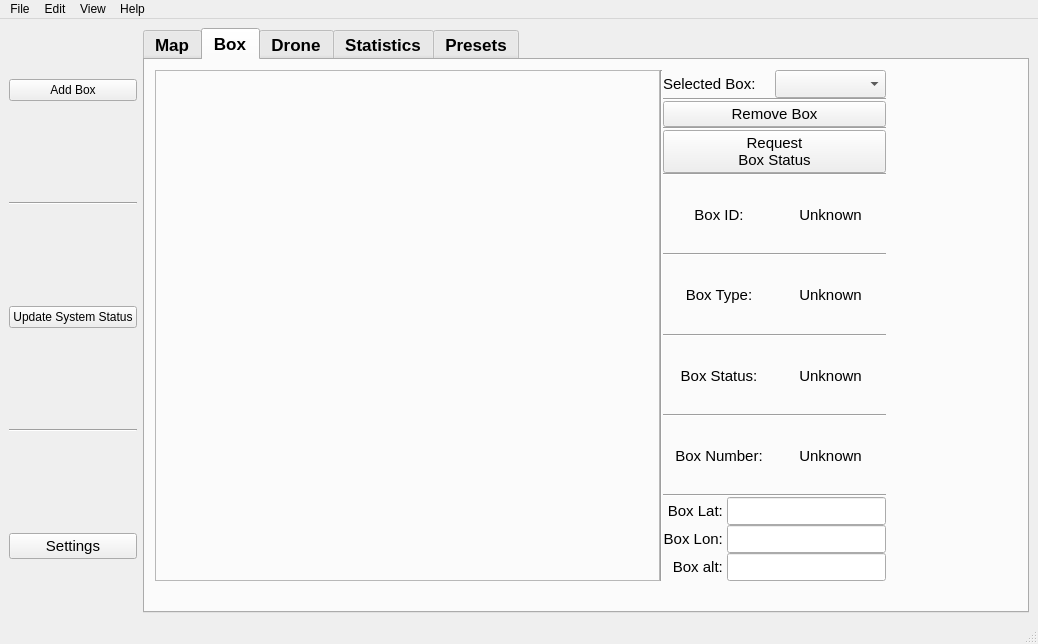
This is ros2_ws/src/hmi/ui/mainwindow.ui in Samwise101/EiRT-AscenD-Robotics as Qt 5 draws it before an edit. The edited form follows.
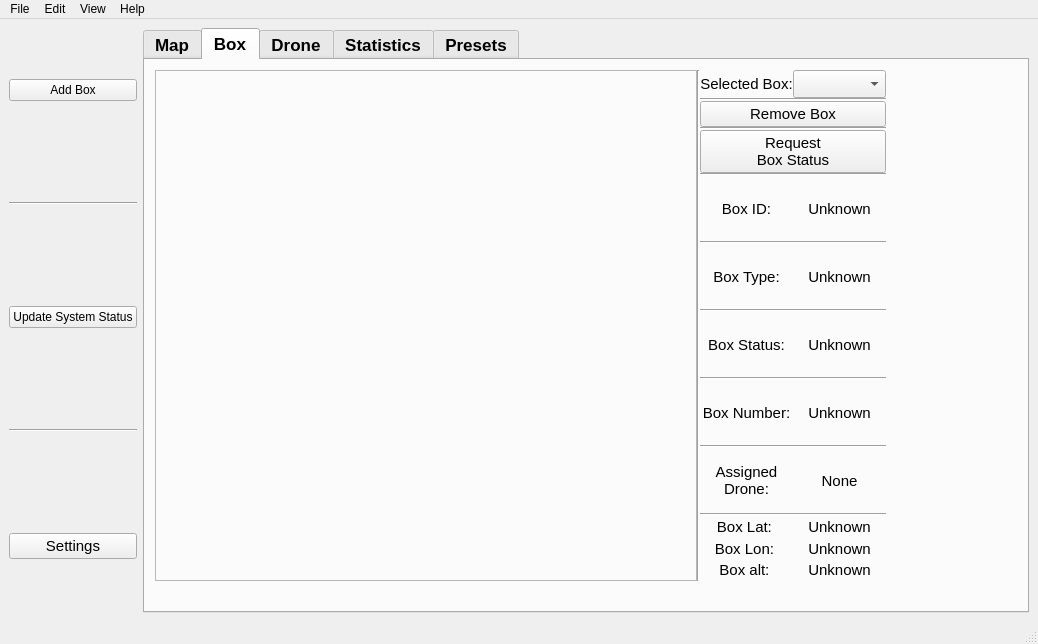
This is the edited form. The open tabs and pages were chosen to show the change. Icons and pictures are not drawn.

Commit message: More qos fixes, plus started the drone visualization and communication

Diff of the .ui file:
```diff
--- a/ros2_ws/src/hmi/ui/mainwindow.ui
+++ b/ros2_ws/src/hmi/ui/mainwindow.ui
@@ -366,9 +366,9 @@
                   </widget>
                  </item>
                  <item>
-                  <layout class="QVBoxLayout" name="box_information_layout" stretch="0,0,0,0,0,0,0,0,0,0,0,0,0,0,0">
+                  <layout class="QVBoxLayout" name="box_information_layout" stretch="0,0,0,0,0,0,0,0,0,0,0,0,0,0,0,0,0">
                    <item>
-                    <layout class="QHBoxLayout" name="horizontalLayout_11">
+                    <layout class="QHBoxLayout" name="horizontalLayout_11" stretch="10,0">
                      <item>
                       <widget class="QLabel" name="current_box_label">
                        <property name="font">
@@ -382,7 +382,7 @@
                         <string>Selected Box:</string>
                        </property>
                        <property name="alignment">
-                        <set>Qt::AlignLeading|Qt::AlignLeft|Qt::AlignVCenter</set>
+                        <set>Qt::AlignCenter</set>
                        </property>
                       </widget>
                      </item>
@@ -633,28 +633,54 @@
                      </property>
                     </widget>
                    </item>
+                   <item>
+                    <layout class="QHBoxLayout" name="horizontalLayout_14">
+                     <item>
+                      <widget class="QLabel" name="label_2">
+                       <property name="font">
+                        <font>
+                         <pointsize>11</pointsize>
+                         <weight>50</weight>
+                         <bold>false</bold>
+                        </font>
+                       </property>
+                       <property name="text">
+                        <string>Assigned
+Drone:</string>
+                       </property>
+                       <property name="alignment">
+                        <set>Qt::AlignCenter</set>
+                       </property>
+                      </widget>
+                     </item>
+                     <item>
+                      <widget class="QLabel" name="assignedDroneLabel">
+                       <property name="font">
+                        <font>
+                         <pointsize>11</pointsize>
+                         <weight>50</weight>
+                         <bold>false</bold>
+                        </font>
+                       </property>
+                       <property name="text">
+                        <string>None</string>
+                       </property>
+                       <property name="alignment">
+                        <set>Qt::AlignCenter</set>
+                       </property>
+                      </widget>
+                     </item>
+                    </layout>
+                   </item>
+                   <item>
+                    <widget class="Line" name="line_24">
+                     <property name="orientation">
+                      <enum>Qt::Horizontal</enum>
+                     </property>
+                    </widget>
+                   </item>
                    <item>
                     <layout class="QGridLayout" name="box_position_layout">
-                     <item row="1" column="1">
-                      <widget class="QLineEdit" name="box_longitude_lineEdit"/>
-                     </item>
-                     <item row="1" column="0">
-                      <widget class="QLabel" name="box_longitude_label">
-                       <property name="font">
-                        <font>
-                         <pointsize>11</pointsize>
-                         <weight>50</weight>
-                         <bold>false</bold>
-                        </font>
-                       </property>
-                       <property name="text">
-                        <string>Box Lon: </string>
-                       </property>
-                       <property name="alignment">
-                        <set>Qt::AlignRight|Qt::AlignTrailing|Qt::AlignVCenter</set>
-                       </property>
-                      </widget>
-                     </item>
                      <item row="0" column="0">
                       <widget class="QLabel" name="box_latitude_label">
                        <property name="font">
@@ -668,12 +694,26 @@
                         <string>Box Lat: </string>
                        </property>
                        <property name="alignment">
-                        <set>Qt::AlignRight|Qt::AlignTrailing|Qt::AlignVCenter</set>
+                        <set>Qt::AlignCenter</set>
                        </property>
                       </widget>
                      </item>
-                     <item row="0" column="1">
-                      <widget class="QLineEdit" name="box_latitude_lineEdit"/>
+                     <item row="1" column="0">
+                      <widget class="QLabel" name="box_longitude_label">
+                       <property name="font">
+                        <font>
+                         <pointsize>11</pointsize>
+                         <weight>50</weight>
+                         <bold>false</bold>
+                        </font>
+                       </property>
+                       <property name="text">
+                        <string>Box Lon: </string>
+                       </property>
+                       <property name="alignment">
+                        <set>Qt::AlignCenter</set>
+                       </property>
+                      </widget>
                      </item>
                      <item row="2" column="0">
                       <widget class="QLabel" name="box_altitude_label">
@@ -688,12 +728,60 @@
                         <string>Box alt: </string>
                        </property>
                        <property name="alignment">
-                        <set>Qt::AlignRight|Qt::AlignTrailing|Qt::AlignVCenter</set>
+                        <set>Qt::AlignCenter</set>
+                       </property>
+                      </widget>
+                     </item>
+                     <item row="0" column="1">
+                      <widget class="QLabel" name="box_latitude_value_label">
+                       <property name="font">
+                        <font>
+                         <pointsize>11</pointsize>
+                         <weight>50</weight>
+                         <bold>false</bold>
+                        </font>
+                       </property>
+                       <property name="text">
+                        <string>Unknown</string>
+                       </property>
+                       <property name="alignment">
+                        <set>Qt::AlignCenter</set>
+                       </property>
+                      </widget>
+                     </item>
+                     <item row="1" column="1">
+                      <widget class="QLabel" name="box_longitude_value_label">
+                       <property name="font">
+                        <font>
+                         <pointsize>11</pointsize>
+                         <weight>50</weight>
+                         <bold>false</bold>
+                        </font>
+                       </property>
+                       <property name="text">
+                        <string>Unknown</string>
+                       </property>
+                       <property name="alignment">
+                        <set>Qt::AlignCenter</set>
                        </property>
                       </widget>
                      </item>
                      <item row="2" column="1">
-                      <widget class="QLineEdit" name="box_altitude_lineEdit"/>
+                      <widget class="QLabel" name="box_altitude_value_label">
+                       <property name="font">
+                        <font>
+                         <pointsize>11</pointsize>
+                         <weight>50</weight>
+                         <bold>false</bold>
+                        </font>
+                       </property>
+                       <property name="text">
+                        <string>Unknown</string>
+                       </property>
+                       <property name="alignment">
+                        <set>Qt::AlignCenter</set>
+                       </property>
+                      </widget>
                      </item>
                     </layout>
                    </item>
```
Left out of the diff: 541 changed lines with no effect on the pictures. The commit also changes 8 other files.
